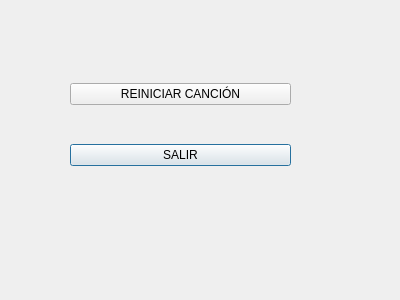
Qt form PausaDialog.ui (agc201-ua/EasyMusik) before a commit.
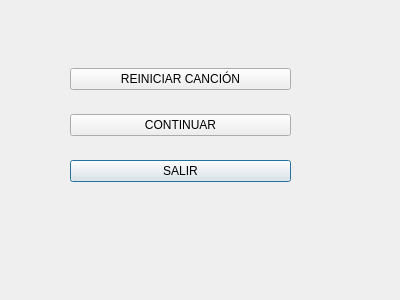
The same form after that commit.

Commit message: Botón continuar y blur en el fondo y un poco de documentacion del código

What changed in the file:
```diff
--- a/PausaDialog.ui
+++ b/PausaDialog.ui
@@ -23,7 +23,7 @@
     </rect>
    </property>
    <layout class="QGridLayout" name="gridLayout">
-    <item row="2" column="0">
+    <item row="3" column="0">
      <widget class="QPushButton" name="btnSalir">
       <property name="text">
        <string>SALIR</string>
@@ -37,6 +37,13 @@
       </property>
      </widget>
     </item>
+    <item row="2" column="0">
+     <widget class="QPushButton" name="btnContinuar">
+      <property name="text">
+       <string>CONTINUAR</string>
+      </property>
+     </widget>
+    </item>
    </layout>
   </widget>
  </widget>
```
The commit also changes 11 other files.
